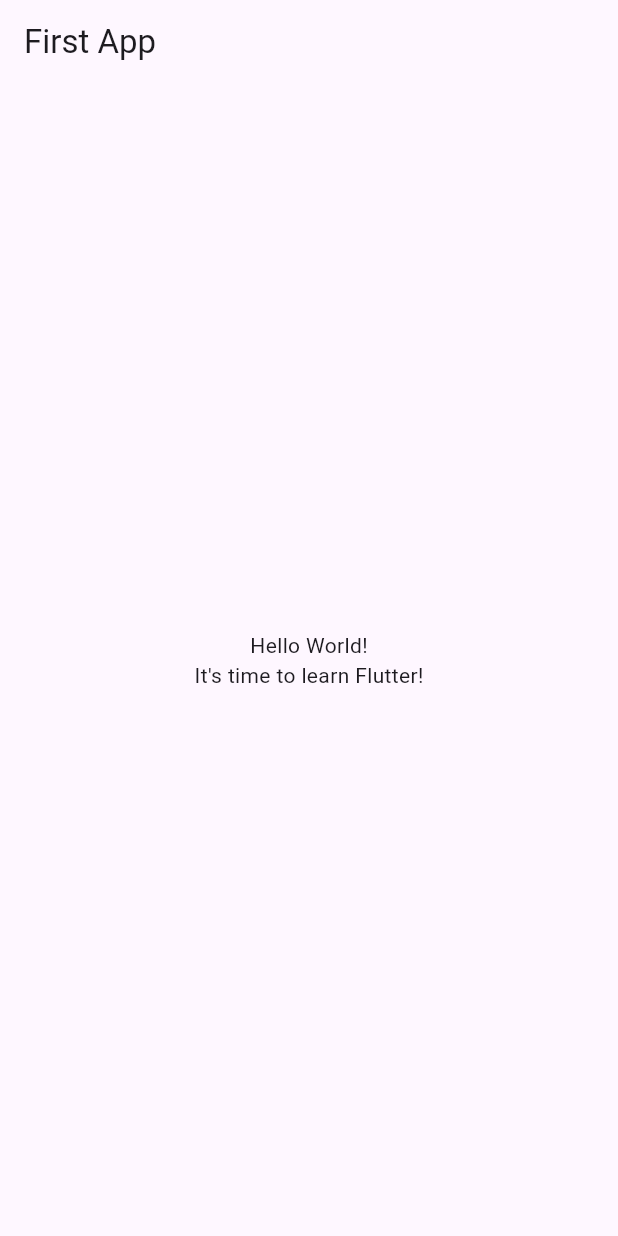
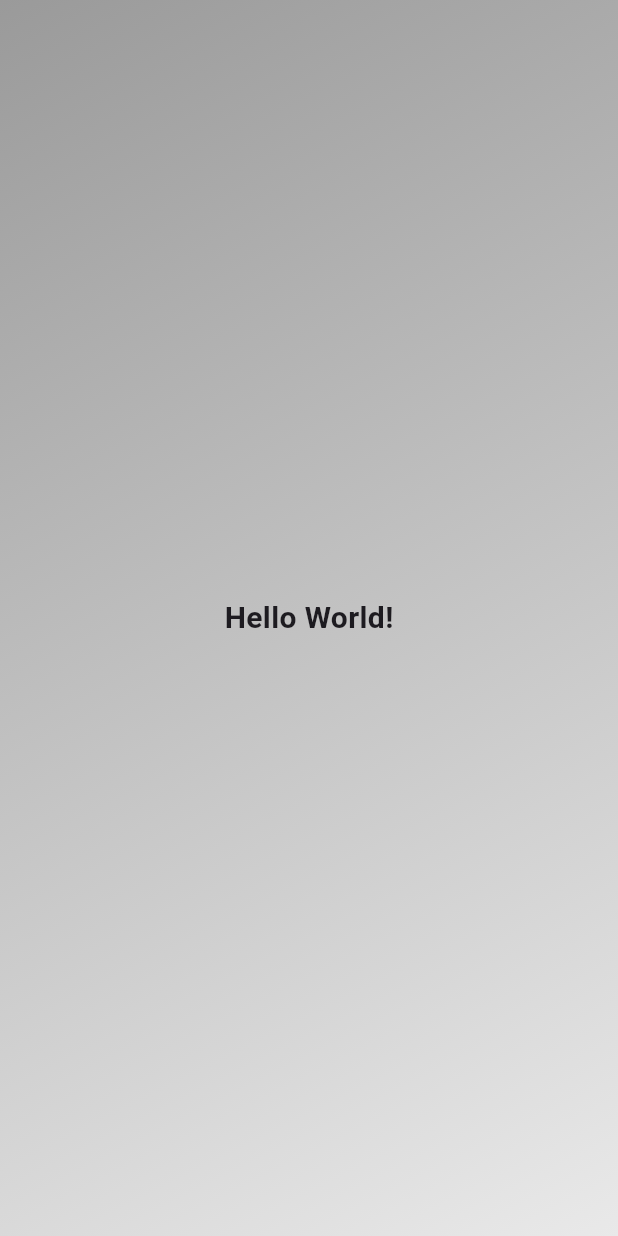
Before and after one commit to FadrialR/roll_dice_app, a Flutter app: the screen it shows after launch, on a phone screen of 412 x 824 dp. Run offline on Flutter 3.47's test engine with Material 3 defaults, Android fonts, the phone set to English and light mode, and no system bars.

Commit message:
Gradient Background and custom widget

```diff
--- a/lib/pages/main_screen.dart
+++ b/lib/pages/main_screen.dart
@@ -5,21 +5,33 @@ class MainScreen extends StatelessWidget {
 
   @override
   Widget build(BuildContext context) {
-    return Scaffold(
-      appBar: AppBar(
-        title: const Text('First App'),
+    return Scaffold(body: GradientContainer());
+  }
+}
+
+class GradientContainer extends StatelessWidget {
+  // GradientContainer({key}) : ;
+
+  @override
+  Widget build(context) {
+    return Container(
+      decoration: const BoxDecoration(
+        gradient: LinearGradient(
+          colors: [
+            Color(0xff9a9a9a),
+            Color(0xffe9e9e9),
+          ],
+          begin: Alignment.topLeft,
+          end: Alignment.bottomRight,
+        ),
       ),
-      body: const Center(
-        child: Column(
-          mainAxisAlignment: MainAxisAlignment.center,
-          children: const [
-            Text(
-              'Hello World!',
-            ),
-            Text(
-              'It\'s time to learn Flutter!',
-            ),
-          ],
+      child: const Center(
+        child: Text(
+          'Hello World!',
+          style: TextStyle(
+            fontWeight: FontWeight.bold,
+            fontSize: 20,
+          ),
         ),
       ),
     );
```
